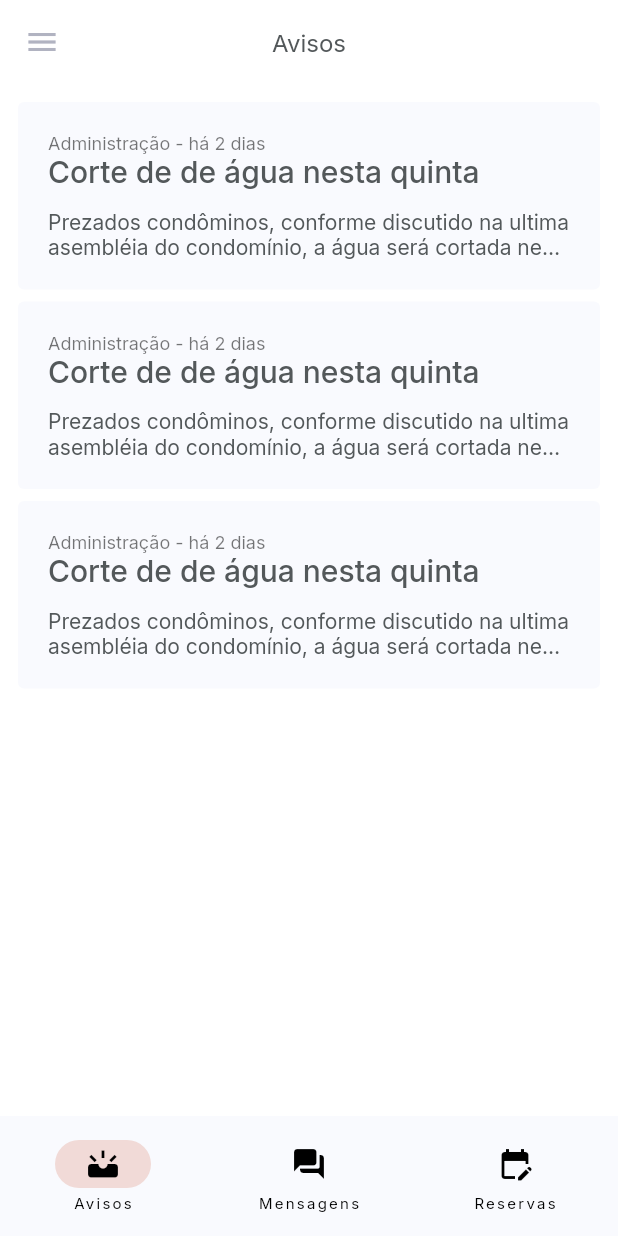
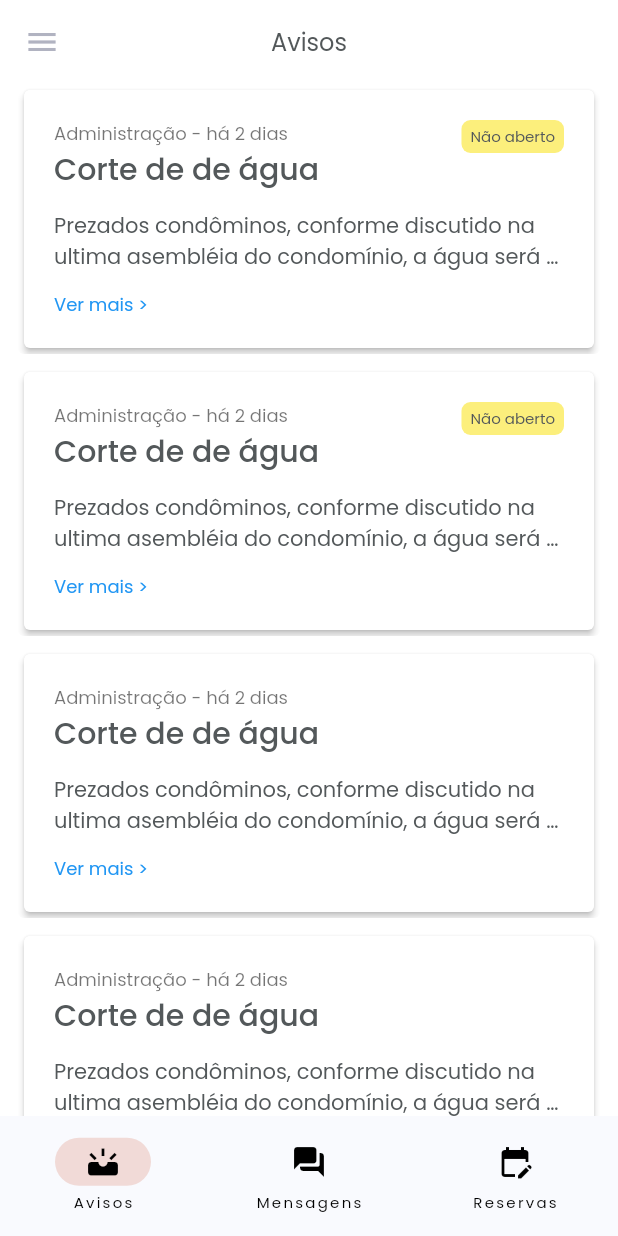
Before and after one commit to pbfontes/AgoraGestao, a Flutter app: the screen it shows after launch, on a phone screen of 412 x 824 dp. Run offline on Flutter 3.47's test engine with Material 2 defaults, Android fonts, the phone set to English and light mode, and no system bars; our stand-ins replace cached_network_image, faker, google_fonts, jiffy.

Commit message:
ajuste da pagina de avisos

```diff
--- a/lib/pages/inbox_page.dart
+++ b/lib/pages/inbox_page.dart
@@ -5,42 +5,78 @@ import 'package:my_app/theme.dart';
 class InboxPage extends StatelessWidget {
   const InboxPage({super.key});
 
-  final List<Widget> cards = const [ExpandableCard(), ExpandableCard(), ExpandableCard()];
+  final List<Widget> cards = const [
+    ExpandableCard(
+      wasOpened: false,
+    ),
+    ExpandableCard(
+      wasOpened: false,
+    ),
+    ExpandableCard(
+      wasOpened: true,
+    ),
+    ExpandableCard(
+      wasOpened: true,
+    ),
+    ExpandableCard(
+      wasOpened: true,
+    )
+  ];
 
   @override
   Widget build(BuildContext context) {
     return SafeArea(
       child: ListView.builder(
-          padding: const EdgeInsets.all(8),
+          padding: const EdgeInsets.symmetric(horizontal: 12),
           itemCount: cards.length,
           itemBuilder: (BuildContext context, int index) {
-            return cards[index];
+            return Padding(
+              padding: const EdgeInsets.only(bottom: 8.0),
+              child: cards[index],
+            );
           }),
     );
   }
 }
 
 class InfoCard extends StatelessWidget {
-  const InfoCard({super.key});
+  const InfoCard({super.key, required this.wasOpened});
+
+  final bool wasOpened;
 
   @override
   Widget build(BuildContext context) {
     return Card(
+      color: Colors.white,
       clipBehavior: Clip.antiAlias,
-      elevation: 0,
+      elevation: 2,
       child: Padding(
         padding: const EdgeInsets.all(20.0),
         child: Column(
           crossAxisAlignment: CrossAxisAlignment.start,
           mainAxisSize: MainAxisSize.min,
           children: <Widget>[
+            Row(
+              crossAxisAlignment: CrossAxisAlignment.start,
+              children: [
+                Expanded(
+                  child: Column(
+                    crossAxisAlignment: CrossAxisAlignment.start,
+                    mainAxisSize: MainAxisSize.min,
+                    children: [
                       Text(
                         "Administração - há 2 dias",
                         style: Theme.of(context).textTheme.bodySmall,
                       ),
                       Text(
-              "Corte de de água nesta quinta",
+                        "Corte de de água",
                         style: Theme.of(context).textTheme.titleLarge,
+                      ),
+                    ],
+                  ),
+                ),
+                _getOpeneddBadge()
+              ],
             ),
             const SizedBox(
               height: 12,
@@ -50,14 +86,55 @@ class InfoCard extends StatelessWidget {
               style: Theme.of(context).textTheme.bodyMedium,
               overflow: TextOverflow.ellipsis,
               maxLines: 2,
-            )
+            ),
+            const SizedBox(
+              height: 12,
+            ),
+            const Text(
+              "Ver mais >",
+              style: TextStyle(color: Colors.blue, fontSize: 12),
+              textAlign: TextAlign.end,
+            ),
           ],
         ),
       ),
     );
   }
+
+  Container _getOpeneddBadge() {
+    if (!wasOpened) {
+      return Container(
+        // width: 18,
+        height: 22,
+        decoration: const BoxDecoration(
+            color: Color.fromARGB(255, 252, 239, 124),
+            // shape: BoxShape.circle,
+            borderRadius: BorderRadius.all(Radius.circular(6))),
+        child: const Padding(
+          padding: EdgeInsets.symmetric(horizontal: 6.0),
+          child: Center(
+            child: Text(
+              'Não aberto',
+              style: TextStyle(
+                fontSize: 10,
+                color: AppColors.textDark,
+              ),
+            ),
+          ),
+        ),
+      );
+    }
+    return Container();
   }
 
+  Color _getInfoColor(BuildContext context) {
+    if (wasOpened) {
+      return const Color.fromARGB(255, 90, 117, 91);
+    } else {
+      return const Color.fromARGB(255, 218, 196, 3);
+    }
+  }
+}
 
 class ExpandedInfoCard extends StatelessWidget {
   const ExpandedInfoCard({super.key});
@@ -82,7 +159,9 @@ class ExpandedInfoCard extends StatelessWidget {
                 "Corte de de água nesta quinta",
                 style: Theme.of(context).textTheme.headline5,
               ),
-            const SizedBox(height: 4,),
+              const SizedBox(
+                height: 4,
+              ),
               Text(
                 "Administração - há 2 dias",
                 style: Theme.of(context).textTheme.bodySmall,
@@ -100,22 +179,24 @@ class ExpandedInfoCard extends StatelessWidget {
       ),
       backgroundColor: AppColors.cardLight,
     );
-
   }
 }
 
 // Navigator.of(context).pop();
 
+class ExpandableCard extends StatelessWidget {
+  const ExpandableCard({super.key, required this.wasOpened});
 
-class ExpandableCard extends StatelessWidget {
-  const ExpandableCard({super.key});
+  final bool wasOpened;
 
   @override
   Widget build(BuildContext context) {
     return OpenContainer(
-      closedBuilder:(BuildContext _, VoidCallback openContainer) {
+      closedBuilder: (BuildContext _, VoidCallback openContainer) {
         return InkWell(
-          child: const InfoCard(),
+          child: InfoCard(
+            wasOpened: wasOpened,
+          ),
           onTap: () {
             openContainer();
           },
--- a/lib/screens/booking_screen.dart
+++ b/lib/screens/booking_screen.dart
@@ -46,7 +46,8 @@ class SpaceDetailsBody extends StatelessWidget {
 
   @override
   Widget build(BuildContext context) {
-    return Column(
+    return SingleChildScrollView(
+      child: Column(
         crossAxisAlignment: CrossAxisAlignment.start,
         children: [
           Container(
@@ -79,10 +80,10 @@ class SpaceDetailsBody extends StatelessWidget {
               children: [
                 SpaceInfoBlock(children: [
                   Text(spaceData.title,
-                    style: TextStyle(
+                      style: const TextStyle(
                           color: AppColors.textDark,
                           fontWeight: FontWeight.w600,
-                        fontFamily: GoogleFonts.inter().fontFamily,
+                          // fontFamily: GoogleFonts.inter().fontFamily,
                           fontSize: 24)),
                   const SizedBox(
                     height: 8,
@@ -123,6 +124,7 @@ class SpaceDetailsBody extends StatelessWidget {
             ),
           )
         ],
+      ),
     );
   }
 
@@ -295,8 +297,13 @@ class _BookingDatePickerBlockState extends State<BookingDatePickerBlock> {
         style: Theme.of(context).textTheme.bodyMedium,
         textAlignVertical: TextAlignVertical.center,
       ),
-      const SizedBox(height: 24,),
-      const FullWidthButton(color: Colors.green, title: "Realizar reserva",)
+      const SizedBox(
+        height: 24,
+      ),
+      const FullWidthButton(
+        color: Colors.green,
+        title: "Realizar reserva",
+      )
     ]);
   }
 
@@ -349,19 +356,20 @@ class DisplayDateTimeData extends StatelessWidget {
         minLeadingWidth: 10,
         horizontalTitleGap: 6,
       ),
-      const SizedBox(height: 16,),
-      const FullWidthButton(color: Colors.red, title: "Cancelar reserva",)
+      const SizedBox(
+        height: 16,
+      ),
+      const FullWidthButton(
+        color: Colors.red,
+        title: "Cancelar reserva",
+      )
     ]);
   }
 }
 
 class FullWidthButton extends StatelessWidget {
-  const FullWidthButton({
-    Key? key,
-    this.color,
-    required this.title
-  }) : super(key: key);
-
+  const FullWidthButton({Key? key, this.color, required this.title})
+      : super(key: key);
 
   final Color? color;
   final String title;
@@ -372,12 +380,15 @@ class FullWidthButton extends StatelessWidget {
       width: double.infinity,
       child: ElevatedButton(
         onPressed: () {},
-        style:ElevatedButton.styleFrom(
+        style: ElevatedButton.styleFrom(
           backgroundColor: color,
           elevation: 0,
           padding: const EdgeInsets.symmetric(vertical: 14),
         ),
-        child: Text(title, style: const TextStyle(fontWeight: FontWeight.bold),),
+        child: Text(
+          title,
+          style: const TextStyle(fontWeight: FontWeight.bold),
+        ),
       ),
     );
   }
--- a/lib/theme.dart
+++ b/lib/theme.dart
@@ -36,7 +36,7 @@ abstract class AppTheme {
         colorScheme: ColorScheme.fromSwatch()
             .copyWith(secondary: accentColor, brightness: Brightness.light),
         visualDensity: visualDensity,
-        textTheme: GoogleFonts.interTextTheme().apply(bodyColor: AppColors.textDark),
+        textTheme: GoogleFonts.poppinsTextTheme().apply(bodyColor: AppColors.textDark),
         scaffoldBackgroundColor: _LightColors.background,
         cardColor: _LightColors.card,
         primaryTextTheme: const TextTheme(
```
Lines whose indentation alone changed are shown as unchanged.
